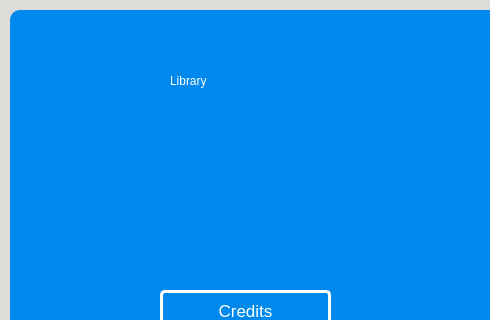
Qt form Login.ui (mohammedyazid/Library) before a commit; both pictures show x 0 to 490 and y 0 to 320 of the 970 by 612 pixel window.
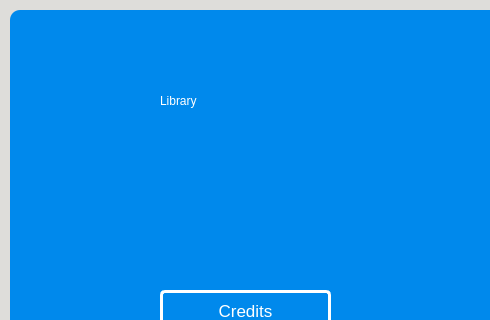
The same form after that commit. Icons and pictures are not drawn.

```diff
--- a/Login.ui
+++ b/Login.ui
@@ -312,8 +312,8 @@
     <widget class="QLabel" name="label_3">
      <property name="geometry">
       <rect>
-       <x>160</x>
-       <y>40</y>
+       <x>150</x>
+       <y>60</y>
        <width>171</width>
        <height>61</height>
       </rect>
```
Left out of the diff: 2 changed lines with no effect on the pictures.
